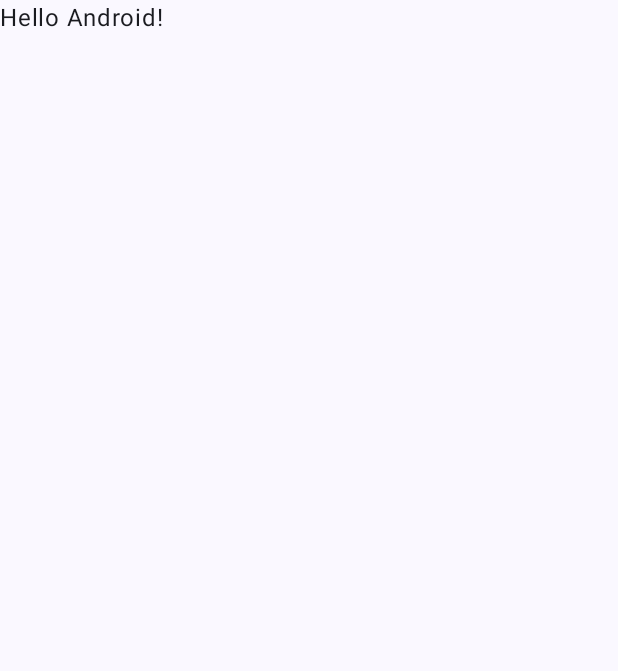
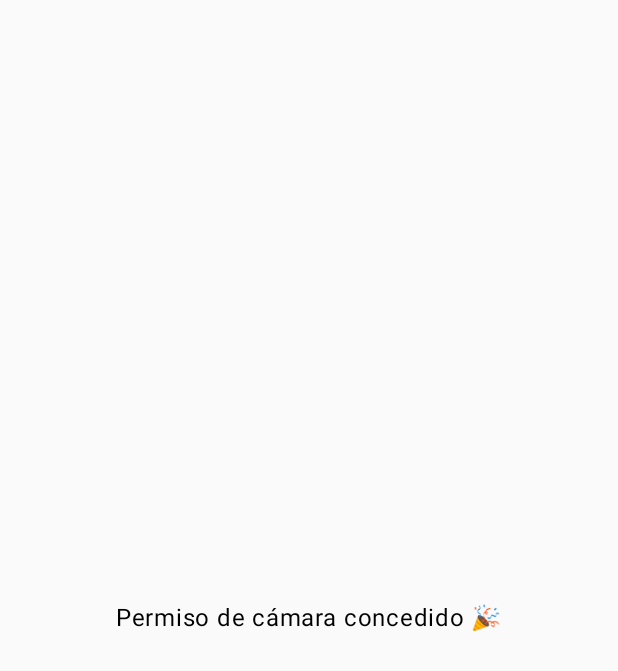
Before and after one commit to AFCTT/Taller2_Aplicacion_Photo, an Android app built with Jetpack Compose: the screen it shows after launch (MainActivity), on a phone screen of 412 x 824 dp. Before the commit the part shown is almost empty. Shown: the top 671 px of the screen. Run offline under Robolectric (Android 15) with nearby library versions, the phone set to English and light mode, and no system bars.

Commit message:
Permiso de cámara concedido

```diff
--- /dev/null
+++ b/app/src/main/java/com/example/taller2_aplicacion_photobooth/Camara.kt
@@ -0,0 +1,85 @@
+package com.example.taller2_aplicacion_photobooth
+
+import android.app.Activity
+import android.content.pm.PackageManager
+import android.os.Bundle
+import androidx.activity.ComponentActivity
+import androidx.activity.compose.rememberLauncherForActivityResult
+import androidx.activity.compose.setContent
+import androidx.activity.enableEdgeToEdge
+import androidx.activity.result.contract.ActivityResultContracts
+import androidx.compose.foundation.background
+import androidx.compose.foundation.layout.Box
+import androidx.compose.foundation.layout.Column
+import androidx.compose.foundation.layout.fillMaxSize
+import androidx.compose.foundation.layout.padding
+import androidx.compose.material3.Scaffold
+import androidx.compose.material3.Text
+import androidx.compose.runtime.Composable
+import androidx.compose.runtime.mutableStateOf
+import androidx.compose.ui.Alignment
+import androidx.compose.ui.Modifier
+import androidx.compose.ui.graphics.Color
+import androidx.compose.ui.platform.LocalContext
+import androidx.core.content.ContextCompat
+import android.Manifest
+import androidx.compose.foundation.layout.*
+import androidx.compose.material3.Button
+import androidx.compose.material3.MaterialTheme
+import androidx.compose.runtime.*
+import androidx.compose.ui.text.style.TextAlign
+import androidx.compose.ui.unit.dp
+
+
+@Composable
+fun Camara() {
+    val context = LocalContext.current
+    //val activity = context as Activity
+    var hasCameraPermission by remember {
+        mutableStateOf(ContextCompat.checkSelfPermission(context, Manifest.permission.CAMERA) == PackageManager.PERMISSION_GRANTED)
+    }
+
+    val launcher = rememberLauncherForActivityResult(
+        contract = ActivityResultContracts.RequestPermission()
+    ) { isGranted ->
+        hasCameraPermission = isGranted
+    }
+
+    if (hasCameraPermission) {
+        // Aquí iría tu contenido normal de la app
+        Box(
+            modifier = Modifier.fillMaxSize(),
+            contentAlignment = Alignment.Center
+        ) {
+            Text("Permiso de cámara concedido 🎉")
+        }
+    } else {
+        // Mostrar la pantalla completa solicitando permiso
+        Box(
+            modifier = Modifier
+                .fillMaxSize()
+                .background(Color(0xFFECECEC)),
+            contentAlignment = Alignment.Center
+        ) {
+            Column(
+                horizontalAlignment = Alignment.CenterHorizontally,
+                verticalArrangement = Arrangement.Center,
+                modifier = Modifier.padding(24.dp)
+            ) {
+                Text(
+                    text = "Esta app necesita permiso de cámara para funcionar correctamente.",
+                    style = MaterialTheme.typography.bodyLarge,
+                    textAlign = TextAlign.Center
+                )
+                Spacer(modifier = Modifier.height(16.dp))
+                Button(
+                    onClick = {
+                        launcher.launch(Manifest.permission.CAMERA)
+                    }
+                ) {
+                    Text("Conceder permiso")
+                }
+            }
+        }
+    }
+}
--- a/app/src/main/java/com/example/taller2_aplicacion_photobooth/MainActivity.kt
+++ b/app/src/main/java/com/example/taller2_aplicacion_photobooth/MainActivity.kt
@@ -19,29 +19,8 @@ class MainActivity : ComponentActivity() {
         enableEdgeToEdge()
         setContent {
             Taller2_Aplicacion_PhotoboothTheme {
-                Scaffold(modifier = Modifier.fillMaxSize()) { innerPadding ->
-                    Greeting(
-                        name = "Android",
-                        modifier = Modifier.padding(innerPadding)
-                    )
-                }
+                Camara()
             }
         }
     }
 }
-
-@Composable
-fun Greeting(name: String, modifier: Modifier = Modifier) {
-    Text(
-        text = "Hello $name!",
-        modifier = modifier
-    )
-}
-
-@Preview(showBackground = true)
-@Composable
-fun GreetingPreview() {
-    Taller2_Aplicacion_PhotoboothTheme {
-        Greeting("Android")
-    }
-}
```
